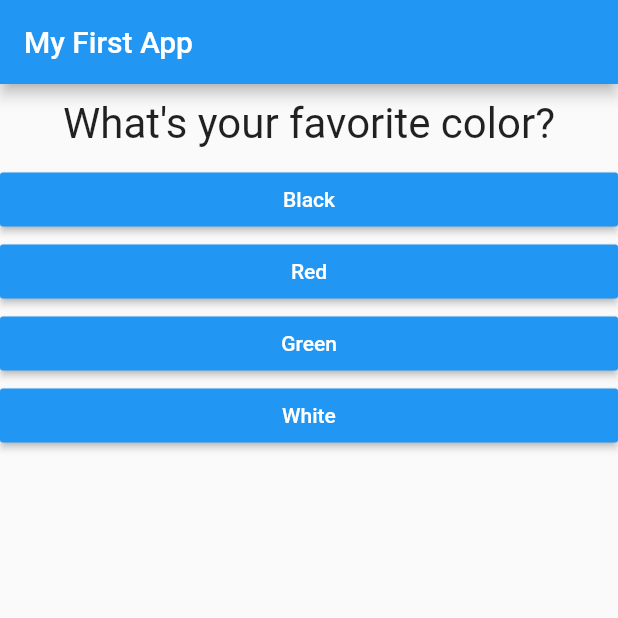
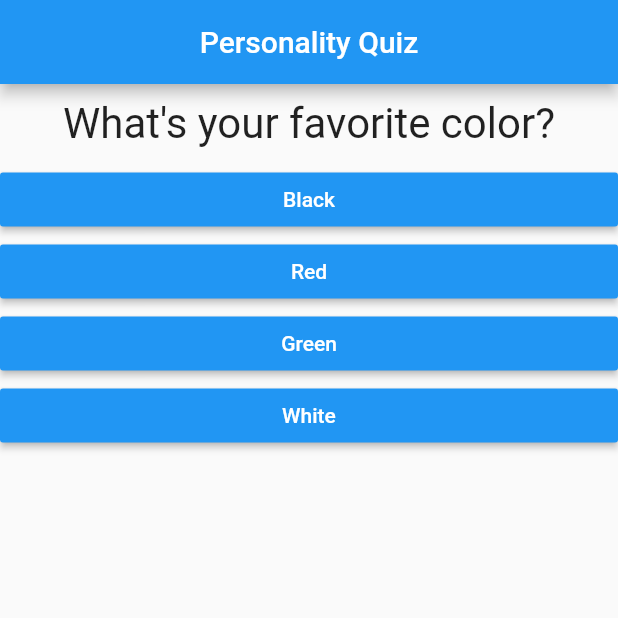
Before and after one commit to Twistedben/Quiz_App, a Flutter app: the screen it shows after launch, on a phone screen of 412 x 824 dp, the top half of it. Run offline on Flutter 3.47's test engine with Material 2 defaults, Android fonts, the phone set to English and light mode, and no system bars.

Commit message:
Added screenshot and updated Appbar

```diff
--- a/lib/main.dart
+++ b/lib/main.dart
@@ -74,7 +74,8 @@ class _MyAppState extends State<MyApp> {
     return MaterialApp(
       home: Scaffold(
         appBar: AppBar(
-          title: Text('My First App'),
+          title: Text('Personality Quiz'),
+          centerTitle: true,
         ),
         body: _questionIndex < _questions.length
             ? Quiz(
```
Also changed, not shown: personality_quiz_app.png (added), 1 other file.
